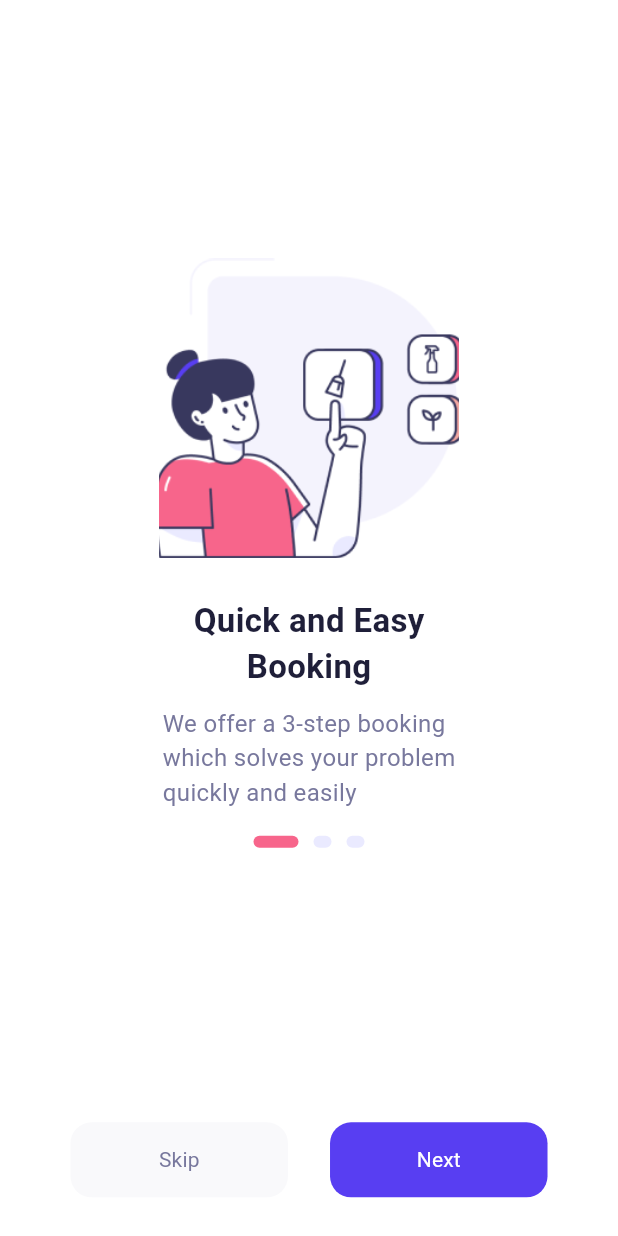
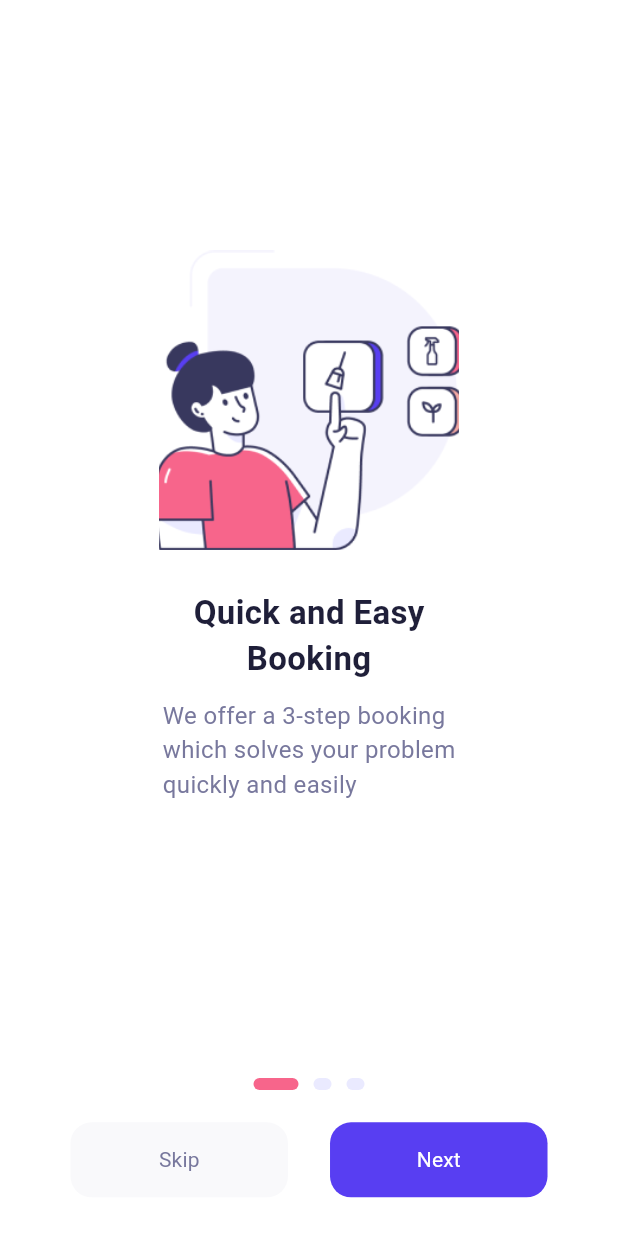
Before and after one commit to iAdam143/service_app, a Flutter app: the screen it shows after launch, on a phone screen of 412 x 824 dp. Run offline on Flutter 3.47's test engine with Material 2 defaults, Android fonts, the phone set to English and light mode, and no system bars; our stand-ins replace flutter_screenutil, flutter_svg, google_maps_flutter, image_picker; missing offline and left inert: language_picker; generated files the repository leaves out were written again; Roboto replaces fonts that are missing (SFPro).

Commit message:
Moved page indicator out of the page-view

```diff
--- a/lib/utils/custom widgets/custom_navigation_bar.dart
+++ b/lib/utils/custom widgets/custom_navigation_bar.dart
@@ -1,6 +1,5 @@
 import 'package:flutter/material.dart';
 import 'package:flutter_svg/flutter_svg.dart';
-
 import '../colors.dart';
 
 class MyBottomNavigationBar extends StatefulWidget {
--- a/lib/view/onboarding_screen.dart
+++ b/lib/view/onboarding_screen.dart
@@ -73,7 +73,8 @@ class _OnBoardingScreenState extends State<OnBoardingScreen> {
             ],
           ),
         ),
-        SizedBox(height: 5.h),
+        PageIndicator(currentPage: _currentPage),
+        SizedBox(height: 10.h),
         buildButtons(context),
       ],
     );
@@ -91,7 +92,6 @@ class _OnBoardingScreenState extends State<OnBoardingScreen> {
         SizedBox(height: 5.h),
         Text(description, style: paragraph_1),
         SizedBox(height: 8.h),
-        PageIndicator(currentPage: currentPage),
       ],
     );
   }
```
